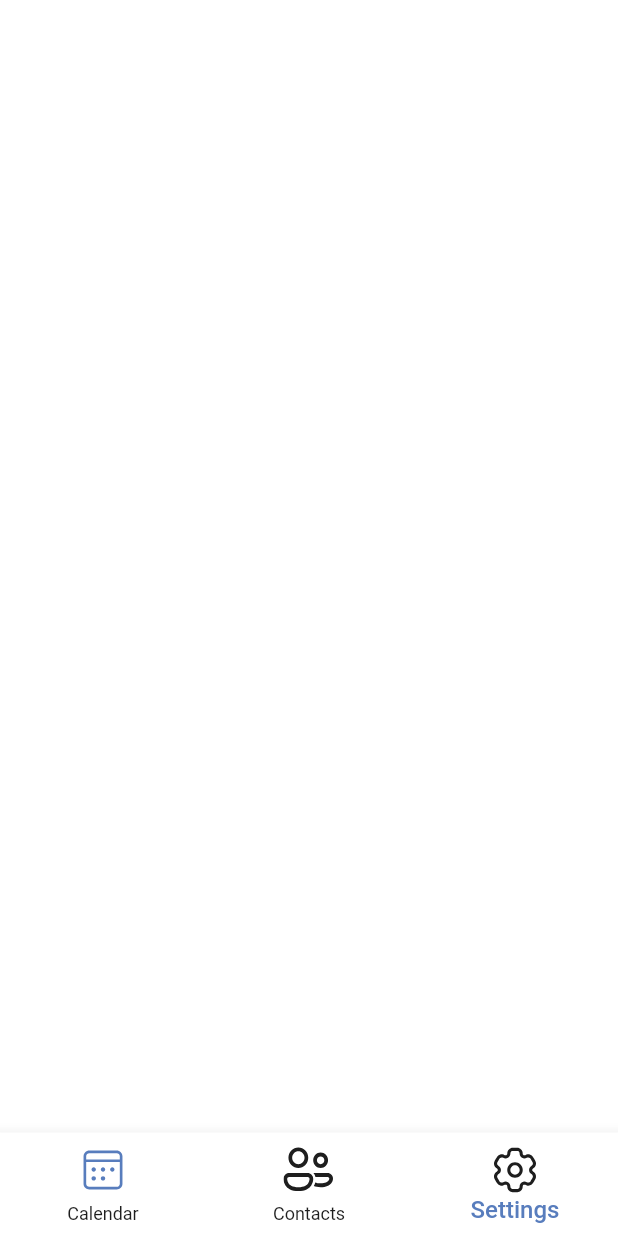
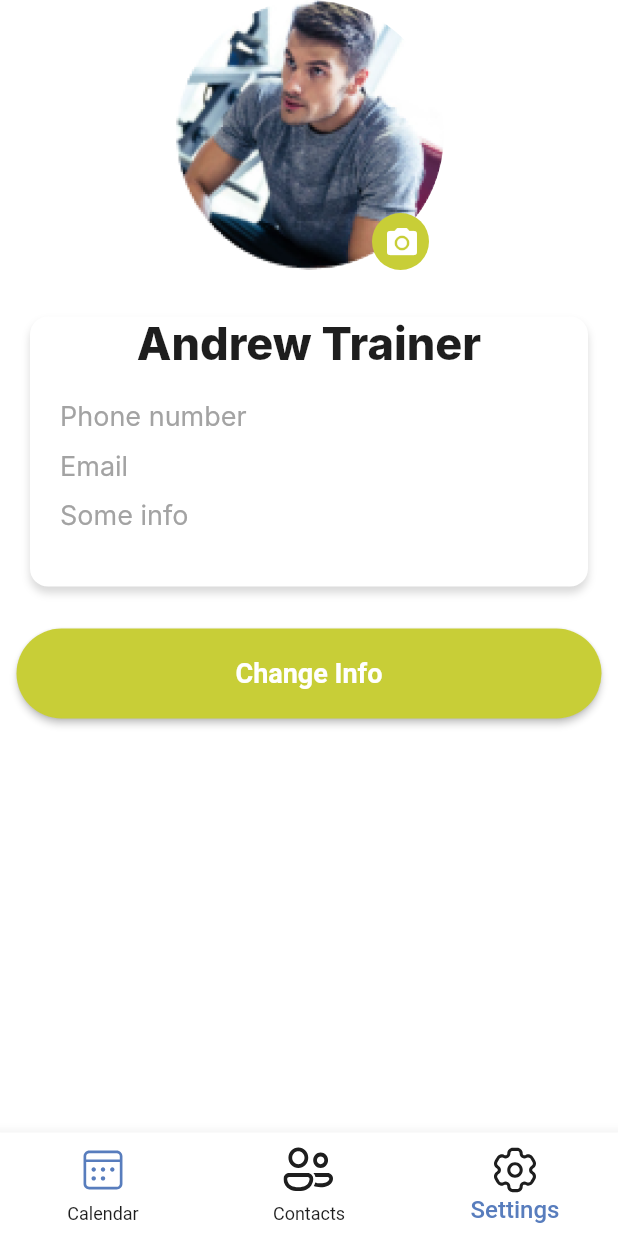
Before and after one commit to MironAlikc/fitness_training, a Flutter app: the SettingsScreen screen opened by its route, on a phone screen of 412 x 824 dp. Run offline on Flutter 3.47's test engine with Material 2 defaults, Android fonts, the phone set to English and light mode, and no system bars; our stand-ins replace auto_route, dio, flutter_bloc, flutter_svg, shared_preferences, table_calendar; accounts and stored records are empty; Roboto replaces fonts that are missing (Inter).

Commit message:
Settings Screen

```diff
--- a/lib/presentation/screens/settings/settings_screen.dart
+++ b/lib/presentation/screens/settings/settings_screen.dart
@@ -1,4 +1,6 @@
 import 'package:auto_route/auto_route.dart';
+import 'package:fitness_training/presentation/widgets/button_widget.dart';
+import 'package:fitness_training/resources/resources.dart';
 import 'package:flutter/material.dart';
 
 @RoutePage()
@@ -8,7 +10,134 @@ class SettingsScreen extends StatelessWidget {
   @override
   Widget build(BuildContext context) {
     return Scaffold(
-      backgroundColor: Colors.white,
+      body: SafeArea(
+        child: SingleChildScrollView(
+          child: Center(
+            child: Column(
+              children: [
+                Stack(
+                  children: [
+                    const CircleAvatar(
+                      radius: 90,
+                      backgroundColor: Colors.white,
+                      backgroundImage: AssetImage(
+                        AppPngs.user,
+                      ),
+                    ),
+                    Positioned(
+                      right: 10,
+                      bottom: 0,
+                      child: CircleAvatar(
+                        radius: 19,
+                        backgroundColor: const Color(0xFFC8CE37),
+                        child: IconButton(
+                          onPressed: () {},
+                          icon: const Icon(
+                            Icons.camera_alt,
+                            color: Colors.white,
+                          ),
+                        ),
+                      ),
+                    ),
+                  ],
+                ),
+                const SizedBox(height: 31),
+                Padding(
+                  padding: const EdgeInsets.symmetric(horizontal: 20),
+                  child: Container(
+                    width: 390,
+                    height: 180,
+                    padding: const EdgeInsets.symmetric(horizontal: 20),
+                    decoration: ShapeDecoration(
+                      color: Colors.white,
+                      shape: RoundedRectangleBorder(
+                        borderRadius: BorderRadius.circular(12),
+                      ),
+                      shadows: const [
+                        BoxShadow(
+                          color: Color(0x26000000),
+                          blurRadius: 4,
+                          offset: Offset(0, 4),
+                          spreadRadius: 0,
+                        )
+                      ],
+                    ),
+                    child: const Column(
+                      children: [
+                        Text(
+                          'Andrew Trainer',
+                          textAlign: TextAlign.center,
+                          style: TextStyle(
+                            color: Color(0xFF1E1E1E),
+                            fontSize: 30,
+                            fontFamily: 'Inter',
+                            fontWeight: FontWeight.w800,
+                            height: 0,
+                          ),
+                        ),
+                        SizedBox(height: 20),
+                        Align(
+                          alignment: Alignment.centerLeft,
+                          child: Text(
+                            'Phone number',
+                            // textAlign: TextAlign.end,
+                            style: TextStyle(
+                              color: Color(0xFFA3A3A3),
+                              fontSize: 18,
+                              fontFamily: 'Inter',
+                              fontWeight: FontWeight.w400,
+                              height: 0,
+                            ),
+                          ),
+                        ),
+                        SizedBox(height: 11),
+                        Align(
+                          alignment: Alignment.bottomLeft,
+                          child: Text(
+                            'Email',
+                            textAlign: TextAlign.center,
+                            style: TextStyle(
+                              color: Color(0xFFA3A3A3),
+                              fontSize: 18,
+                              fontFamily: 'Inter',
+                              fontWeight: FontWeight.w400,
+                              height: 0,
+                            ),
+                          ),
+                        ),
+                        SizedBox(height: 11),
+                        Align(
+                          alignment: Alignment.bottomLeft,
+                          child: Text(
+                            'Some info',
+                            textAlign: TextAlign.center,
+                            style: TextStyle(
+                              color: Color(0xFFA3A3A3),
+                              fontSize: 18,
+                              fontFamily: 'Inter',
+                              fontWeight: FontWeight.w400,
+                              height: 0,
+                            ),
+                          ),
+                        ),
+                      ],
+                    ),
+                  ),
+                ),
+                const SizedBox(height: 28),
+                ButtonWidget(
+                  onPressed: () {
+                    // AutoRouter.of(context).push(
+                    //   const ChangeInfoRoute(),
+                    // );
+                  },
+                  title: 'Change Info',
+                )
+              ],
+            ),
+          ),
+        ),
+      ),
     );
   }
 }
```
